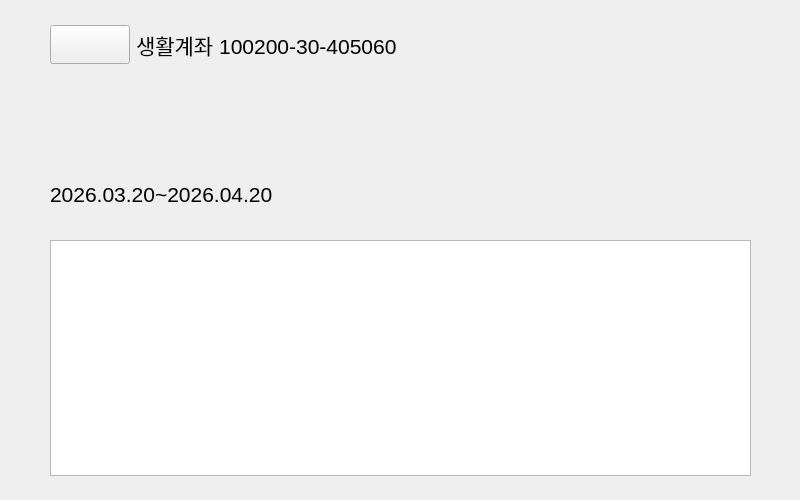
First picture: the form in ui/account-history-page.ui, repository Veda-Qt/project, before the edit.
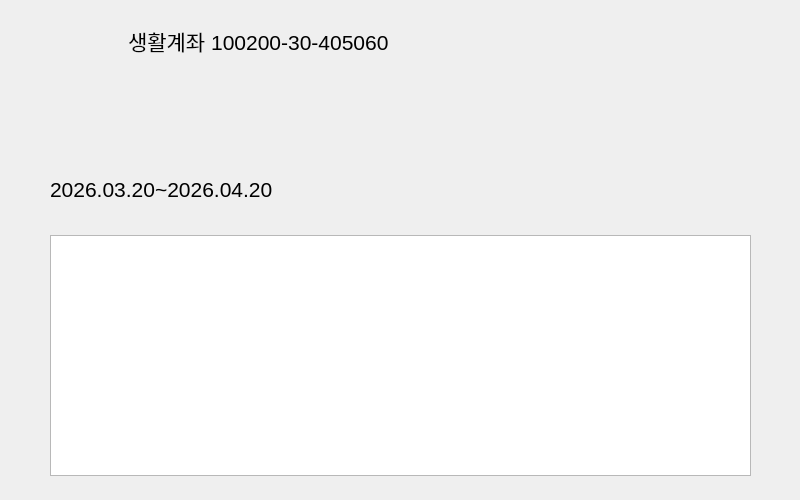
Second picture: the form after the edit. Icons and pictures are not drawn.

```diff
--- a/ui/account-history-page.ui
+++ b/ui/account-history-page.ui
@@ -56,6 +56,12 @@
           <pointsize>20</pointsize>
          </font>
         </property>
+        <property name="styleSheet">
+         <string notr="true">QPushButton {
+    border: none;
+    background: transparent;
+}</string>
+        </property>
         <property name="text">
          <string/>
         </property>
@@ -87,6 +93,12 @@
           <pointsize>16</pointsize>
          </font>
         </property>
+        <property name="styleSheet">
+         <string notr="true">QLabel {
+    border: none;
+    background: transparent;
+}</string>
+        </property>
         <property name="text">
          <string>생활계좌 100200-30-405060</string>
         </property>
@@ -143,6 +155,12 @@
           <pointsize>16</pointsize>
          </font>
         </property>
+        <property name="styleSheet">
+         <string notr="true">QLabel {
+    border: none;
+    background: transparent;
+}</string>
+        </property>
         <property name="text">
          <string>2026.03.20~2026.04.20</string>
         </property>
@@ -150,6 +168,12 @@
       </item>
       <item>
        <widget class="QLabel" name="lbl_blnk2">
+        <property name="styleSheet">
+         <string notr="true">QLabel {
+    border: none;
+    background: transparent;
+}</string>
+        </property>
         <property name="text">
          <string/>
         </property>
```
